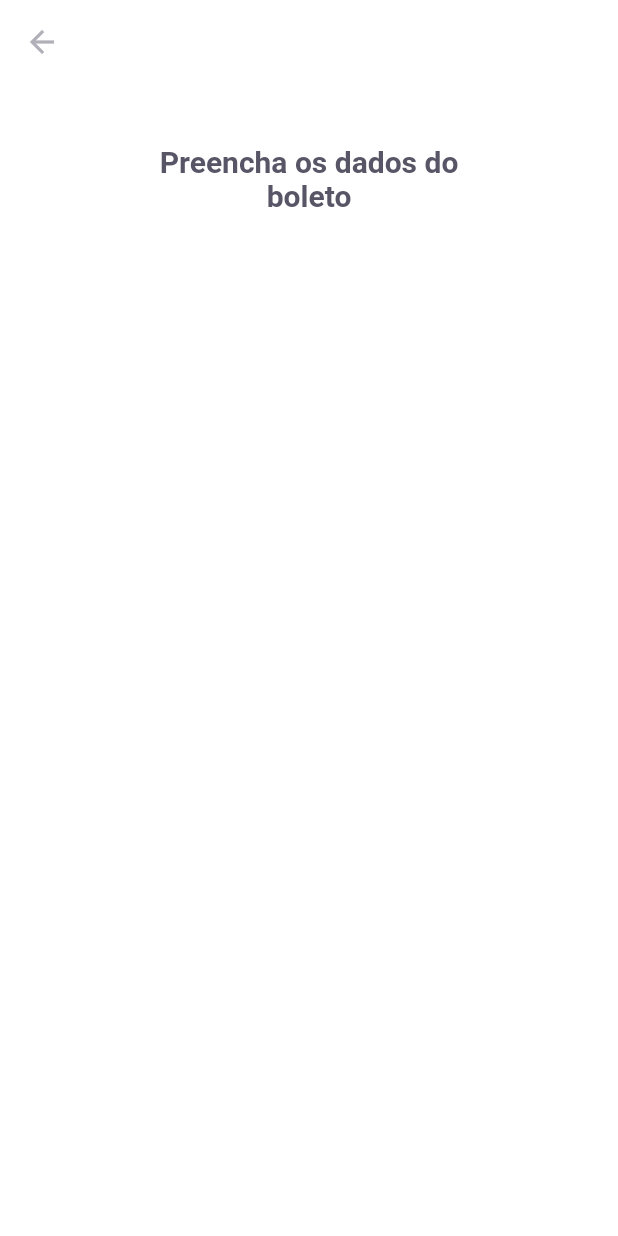
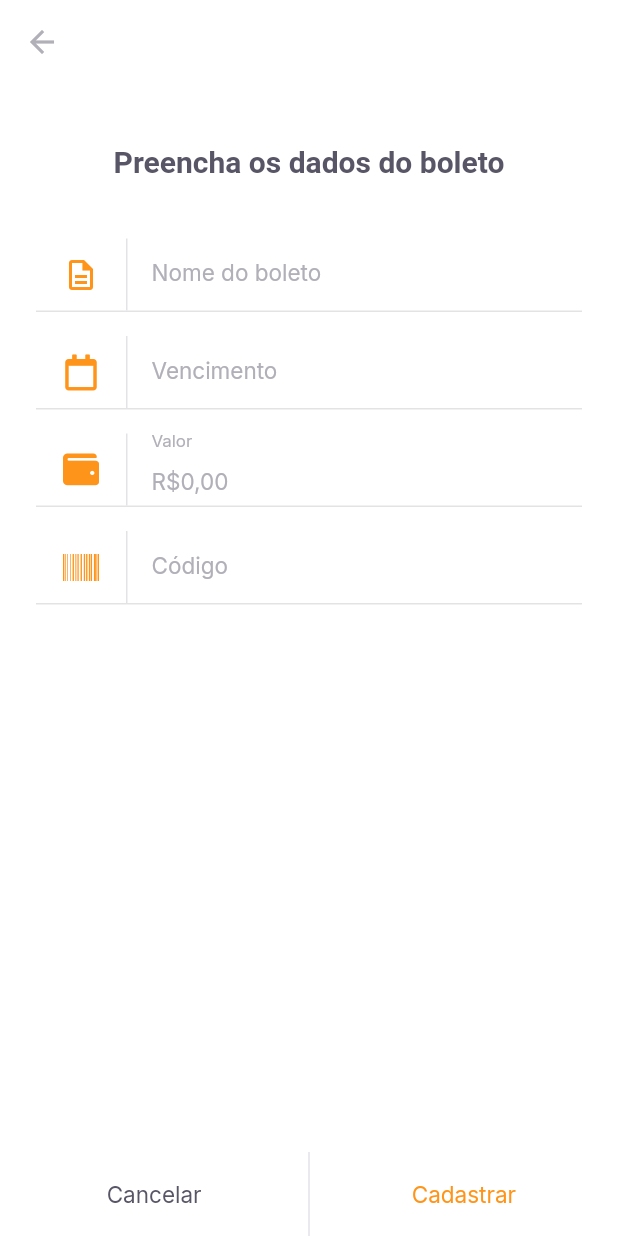
Before and after one commit to Jhone0202/payflow, a Flutter app: the InsertBoletoPage screen opened by its route, on a phone screen of 412 x 824 dp. Run offline on Flutter 3.47's test engine with Material 2 defaults, Android fonts, the phone set to English and light mode, and no system bars; our stand-ins replace camera, firebase_core, flutter_masked_text2, font_awesome_flutter, google_fonts, google_sign_in and 2 more; missing offline and left inert: google_ml_kit; accounts and stored records are empty.

Commit message:
<Change log> 28/08/2021 - Backup;

```diff
--- a/lib/modules/barcode_scanner/barcode_scanner_page.dart
+++ b/lib/modules/barcode_scanner/barcode_scanner_page.dart
@@ -88,6 +88,7 @@ class _BarcodeScannerPageState extends State<BarcodeScannerPage> {
               bottomNavigationBar: SetLabelButtons(
                 primaryLabel: 'Inserir código do boleto',
                 primaryPress: () {},
+                enablePrimaryColor: true,
                 secondaryLabel: 'Adicionar da galeria',
                 secondaryPress: () {},
               ),
--- a/lib/modules/home/home_page.dart
+++ b/lib/modules/home/home_page.dart
@@ -1,6 +1,6 @@
 import 'package:flutter/material.dart';
-import 'package:payflow/modules/barcode_scanner/barcode_scanner_page.dart';
 import 'package:payflow/modules/home/home_controller.dart';
+import 'package:payflow/modules/insert_boleto/insert_boleto_page.dart';
 import 'package:payflow/shared/themes/app_colors.dart';
 import 'package:payflow/shared/themes/app_text_styles.dart';
 
@@ -68,7 +68,7 @@ class _HomePageState extends State<HomePage> {
             GestureDetector(
               onTap: () => Navigator.pushNamed(
                 context,
-                BarcodeScannerPage.routeName,
+                InsertBoletoPage.routeName,
               ),
               child: Container(
                 width: 56,
--- a/lib/modules/insert_boleto/insert_boleto_page.dart
+++ b/lib/modules/insert_boleto/insert_boleto_page.dart
@@ -1,10 +1,35 @@
 import 'package:flutter/material.dart';
+import 'package:font_awesome_flutter/font_awesome_flutter.dart';
 import 'package:payflow/shared/themes/app_colors.dart';
 import 'package:payflow/shared/themes/app_text_styles.dart';
+import 'package:payflow/shared/widgets/input_text/Input_text_widget.dart';
+import 'package:payflow/shared/widgets/set_label_buttons/set_label_buttons.dart';
+import 'package:flutter_masked_text2/flutter_masked_text2.dart';
 
-class InsertBoletoPage extends StatelessWidget {
+class InsertBoletoPage extends StatefulWidget {
   static const String routeName = '/insert_boleto_page';
-  const InsertBoletoPage({Key? key}) : super(key: key);
+  final String? barcode;
+  const InsertBoletoPage({Key? key, this.barcode}) : super(key: key);
+
+  @override
+  _InsertBoletoPageState createState() => _InsertBoletoPageState();
+}
+
+class _InsertBoletoPageState extends State<InsertBoletoPage> {
+  final moneyInputTextController = MoneyMaskedTextController(
+    leftSymbol: 'R\$',
+    decimalSeparator: ',',
+  );
+  final dueDateInputTextController = MaskedTextController(mask: '00/00/0000');
+  final barcodeInputTextController = TextEditingController();
+
+  @override
+  void initState() {
+    if (widget.barcode != null) {
+      barcodeInputTextController.text = widget.barcode!;
+    }
+    super.initState();
+  }
 
   @override
   Widget build(BuildContext context) {
@@ -15,17 +40,50 @@ class InsertBoletoPage extends StatelessWidget {
         elevation: 0,
         leading: BackButton(color: AppColors.input),
       ),
-      body: Column(
+      body: Padding(
+        padding: const EdgeInsets.symmetric(horizontal: 24),
+        child: Column(
           children: [
             Padding(
-            padding: const EdgeInsets.symmetric(horizontal: 80, vertical: 40),
+              padding: const EdgeInsets.symmetric(vertical: 40),
               child: Text(
                 'Preencha os dados do boleto',
                 style: AppTextStyles.titleBoldHeading,
                 textAlign: TextAlign.center,
               ),
             ),
+            InputTextWidget(
+              label: 'Nome do boleto',
+              icon: Icons.description_outlined,
+              onChanged: (String value) {},
+            ),
+            InputTextWidget(
+              label: 'Vencimento',
+              controller: dueDateInputTextController,
+              icon: FontAwesomeIcons.calendar,
+              onChanged: (String value) {},
+            ),
+            InputTextWidget(
+              label: 'Valor',
+              controller: moneyInputTextController,
+              icon: FontAwesomeIcons.wallet,
+              onChanged: (String value) {},
+            ),
+            InputTextWidget(
+              label: 'Código',
+              controller: barcodeInputTextController,
+              icon: FontAwesomeIcons.barcode,
+              onChanged: (String value) {},
+            ),
           ],
+        ),
+      ),
+      bottomNavigationBar: SetLabelButtons(
+        primaryLabel: 'Cancelar',
+        primaryPress: () {},
+        secondaryLabel: 'Cadastrar',
+        secondaryPress: () {},
+        enableSecColor: true,
       ),
     );
   }
--- a/lib/shared/themes/app_text_styles.dart
+++ b/lib/shared/themes/app_text_styles.dart
@@ -108,4 +108,9 @@ class AppTextStyles {
     fontWeight: FontWeight.w600,
     color: AppColors.body,
   );
+  static final input = GoogleFonts.inter(
+    fontSize: 15,
+    fontWeight: FontWeight.w400,
+    color: AppColors.input,
+  );
 }
--- /dev/null
+++ b/lib/shared/widgets/input_text/Input_text_widget.dart
@@ -0,0 +1,69 @@
+import 'package:flutter/material.dart';
+
+import 'package:payflow/shared/themes/app_colors.dart';
+import 'package:payflow/shared/themes/app_text_styles.dart';
+
+class InputTextWidget extends StatelessWidget {
+  final String label;
+  final IconData icon;
+  final String? initalValue;
+  final String? Function(String?)? validator;
+  final TextEditingController? controller;
+  final void Function(String value) onChanged;
+
+  const InputTextWidget({
+    Key? key,
+    required this.label,
+    required this.icon,
+    this.initalValue,
+    this.validator,
+    this.controller,
+    required this.onChanged,
+  }) : super(key: key);
+
+  @override
+  Widget build(BuildContext context) {
+    return Padding(
+      padding: const EdgeInsets.only(bottom: 16),
+      child: Column(
+        children: [
+          TextFormField(
+            controller: controller,
+            initialValue: initalValue,
+            validator: validator,
+            onChanged: onChanged,
+            style: AppTextStyles.input,
+            decoration: InputDecoration(
+              border: InputBorder.none,
+              contentPadding: EdgeInsets.zero,
+              labelText: label,
+              labelStyle: AppTextStyles.input,
+              icon: Row(
+                mainAxisSize: MainAxisSize.min,
+                children: [
+                  Padding(
+                    padding: const EdgeInsets.symmetric(horizontal: 18),
+                    child: Icon(
+                      icon,
+                      color: AppColors.primary,
+                    ),
+                  ),
+                  Container(
+                    width: 1,
+                    height: 48,
+                    color: AppColors.stroke,
+                  )
+                ],
+              ),
+            ),
+          ),
+          Divider(
+            height: 1,
+            thickness: 1,
+            color: AppColors.stroke,
+          )
+        ],
+      ),
+    );
+  }
+}
--- a/lib/shared/widgets/set_label_buttons/set_label_buttons.dart
+++ b/lib/shared/widgets/set_label_buttons/set_label_buttons.dart
@@ -1,4 +1,5 @@
 import 'package:flutter/material.dart';
+
 import 'package:payflow/shared/themes/app_colors.dart';
 import 'package:payflow/shared/widgets/divider_vertical/divider_vertical.dart';
 import 'package:payflow/shared/widgets/label_button/label_button.dart';
@@ -8,7 +9,8 @@ class SetLabelButtons extends StatelessWidget {
   final VoidCallback primaryPress;
   final String secondaryLabel;
   final VoidCallback secondaryPress;
-  final bool? enablePrimaryColor;
+  final bool enablePrimaryColor;
+  final bool enableSecColor;
 
   const SetLabelButtons({
     Key? key,
@@ -16,21 +18,22 @@ class SetLabelButtons extends StatelessWidget {
     required this.primaryPress,
     required this.secondaryLabel,
     required this.secondaryPress,
-    this.enablePrimaryColor,
+    this.enablePrimaryColor = false,
+    this.enableSecColor = false,
   }) : super(key: key);
 
   @override
   Widget build(BuildContext context) {
     return Container(
       height: 56,
-      color: AppColors.shape,
+      color: AppColors.background,
       child: Row(
         children: [
           Expanded(
             child: LabelButton(
               label: primaryLabel,
               press: primaryPress,
-              primary: AppColors.primary,
+              primary: enablePrimaryColor ? AppColors.primary : AppColors.grey,
             ),
           ),
           DividerVertical(),
@@ -38,6 +41,7 @@ class SetLabelButtons extends StatelessWidget {
             child: LabelButton(
               label: secondaryLabel,
               press: secondaryPress,
+              primary: enableSecColor ? AppColors.primary : AppColors.grey,
             ),
           ),
         ],
--- a/pubspec.yaml
+++ b/pubspec.yaml
@@ -37,6 +37,7 @@ dependencies:
   camera: ^0.8.1+7
   image_picker: ^0.8.3+2
   font_awesome_flutter: ^9.1.0
+  flutter_masked_text2: ^0.9.1
 
 dev_dependencies:
   flutter_test:
```
Also changed, not shown: pubspec.lock. Lines whose indentation alone changed are shown as unchanged.
